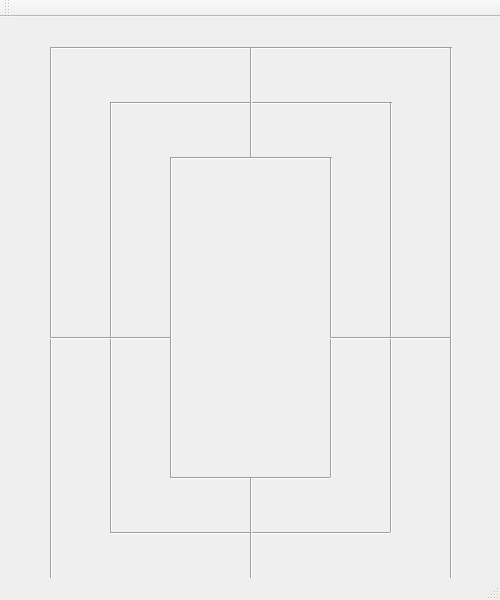
Above: mainwindow.ui from Matulin/MlinConsole before the change. Below: the same form after it.
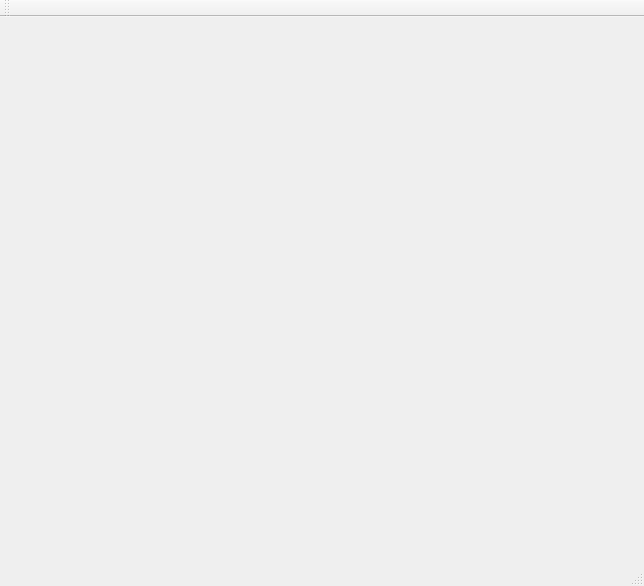
That is the form after the change.

Commit message: Converted struct to class and added functions to it. The initialising functions were also made into one constructor. The Qt part was restarted from scratch

Diff of the .ui file:
```diff
--- a/mainwindow.ui
+++ b/mainwindow.ui
@@ -6,223 +6,14 @@
    <rect>
     <x>0</x>
     <y>0</y>
-    <width>500</width>
-    <height>600</height>
+    <width>644</width>
+    <height>586</height>
    </rect>
   </property>
   <property name="windowTitle">
    <string>MainWindow</string>
   </property>
-  <widget class="QWidget" name="centralWidget">
-   <widget class="Line" name="Layer1top">
-    <property name="geometry">
-     <rect>
-      <x>50</x>
-      <y>30</y>
-      <width>400</width>
-      <height>2</height>
-     </rect>
-    </property>
-    <property name="orientation">
-     <enum>Qt::Horizontal</enum>
-    </property>
-   </widget>
-   <widget class="Line" name="Layer1bottom">
-    <property name="geometry">
-     <rect>
-      <x>50</x>
-      <y>570</y>
-      <width>400</width>
-      <height>2</height>
-     </rect>
-    </property>
-    <property name="orientation">
-     <enum>Qt::Horizontal</enum>
-    </property>
-   </widget>
-   <widget class="Line" name="Layer1left">
-    <property name="geometry">
-     <rect>
-      <x>50</x>
-      <y>30</y>
-      <width>2</width>
-      <height>540</height>
-     </rect>
-    </property>
-    <property name="orientation">
-     <enum>Qt::Vertical</enum>
-    </property>
-   </widget>
-   <widget class="Line" name="Layer1right">
-    <property name="geometry">
-     <rect>
-      <x>450</x>
-      <y>30</y>
-      <width>2</width>
-      <height>540</height>
-     </rect>
-    </property>
-    <property name="orientation">
-     <enum>Qt::Vertical</enum>
-    </property>
-   </widget>
-   <widget class="Line" name="Layer2top">
-    <property name="geometry">
-     <rect>
-      <x>110</x>
-      <y>85</y>
-      <width>280</width>
-      <height>2</height>
-     </rect>
-    </property>
-    <property name="orientation">
-     <enum>Qt::Horizontal</enum>
-    </property>
-   </widget>
-   <widget class="Line" name="Layer2bottom">
-    <property name="geometry">
-     <rect>
-      <x>110</x>
-      <y>515</y>
-      <width>280</width>
-      <height>2</height>
-     </rect>
-    </property>
-    <property name="orientation">
-     <enum>Qt::Horizontal</enum>
-    </property>
-   </widget>
-   <widget class="Line" name="Layer2left">
-    <property name="geometry">
-     <rect>
-      <x>110</x>
-      <y>85</y>
-      <width>2</width>
-      <height>430</height>
-     </rect>
-    </property>
-    <property name="orientation">
-     <enum>Qt::Vertical</enum>
-    </property>
-   </widget>
-   <widget class="Line" name="Layer2right">
-    <property name="geometry">
-     <rect>
-      <x>390</x>
-      <y>85</y>
-      <width>2</width>
-      <height>430</height>
-     </rect>
-    </property>
-    <property name="orientation">
-     <enum>Qt::Vertical</enum>
-    </property>
-   </widget>
-   <widget class="Line" name="Layer3top">
-    <property name="geometry">
-     <rect>
-      <x>170</x>
-      <y>140</y>
-      <width>160</width>
-      <height>2</height>
-     </rect>
-    </property>
-    <property name="orientation">
-     <enum>Qt::Horizontal</enum>
-    </property>
-   </widget>
-   <widget class="Line" name="Layer3bottom">
-    <property name="geometry">
-     <rect>
-      <x>170</x>
-      <y>460</y>
-      <width>160</width>
-      <height>2</height>
-     </rect>
-    </property>
-    <property name="orientation">
-     <enum>Qt::Horizontal</enum>
-    </property>
-   </widget>
-   <widget class="Line" name="Layer3left">
-    <property name="geometry">
-     <rect>
-      <x>170</x>
-      <y>140</y>
-      <width>2</width>
-      <height>320</height>
-     </rect>
-    </property>
-    <property name="orientation">
-     <enum>Qt::Vertical</enum>
-    </property>
-   </widget>
-   <widget class="Line" name="Layer3right">
-    <property name="geometry">
-     <rect>
-      <x>330</x>
-      <y>140</y>
-      <width>2</width>
-      <height>320</height>
-     </rect>
-    </property>
-    <property name="orientation">
-     <enum>Qt::Vertical</enum>
-    </property>
-   </widget>
-   <widget class="Line" name="Intersectiontop">
-    <property name="geometry">
-     <rect>
-      <x>250</x>
-      <y>30</y>
-      <width>2</width>
-      <height>110</height>
-     </rect>
-    </property>
-    <property name="orientation">
-     <enum>Qt::Vertical</enum>
-    </property>
-   </widget>
-   <widget class="Line" name="Intersectionbottom">
-    <property name="geometry">
-     <rect>
-      <x>250</x>
-      <y>460</y>
-      <width>2</width>
-      <height>110</height>
-     </rect>
-    </property>
-    <property name="orientation">
-     <enum>Qt::Vertical</enum>
-    </property>
-   </widget>
-   <widget class="Line" name="Intersectionleft">
-    <property name="geometry">
-     <rect>
-      <x>50</x>
-      <y>320</y>
-      <width>120</width>
-      <height>2</height>
-     </rect>
-    </property>
-    <property name="orientation">
-     <enum>Qt::Horizontal</enum>
-    </property>
-   </widget>
-   <widget class="Line" name="Intersectionright">
-    <property name="geometry">
-     <rect>
-      <x>330</x>
-      <y>320</y>
-      <width>120</width>
-      <height>2</height>
-     </rect>
-    </property>
-    <property name="orientation">
-     <enum>Qt::Horizontal</enum>
-    </property>
-   </widget>
-  </widget>
+  <widget class="QWidget" name="centralWidget"/>
   <widget class="QMenuBar" name="menuBar">
    <property name="geometry">
     <rect>
```
Left out of the diff: 2 changed lines with no effect on the pictures. The commit also changes 44 other files.
